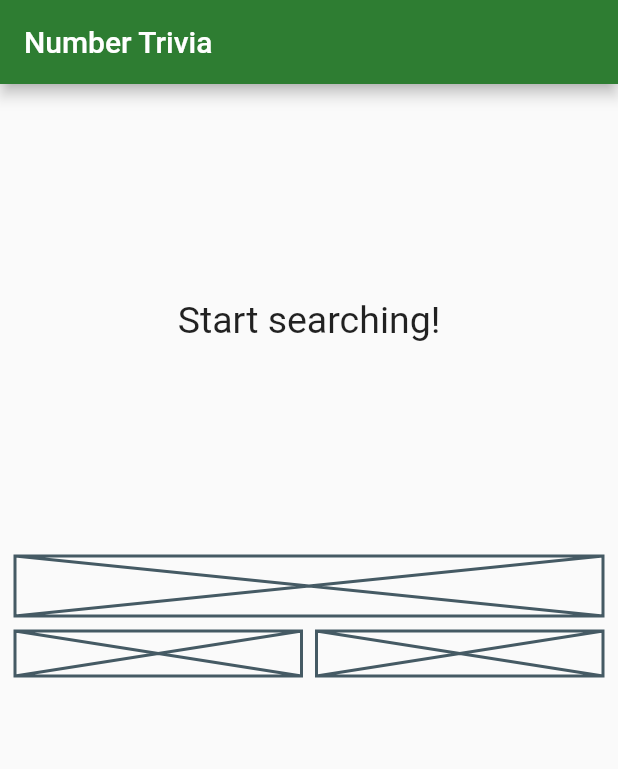
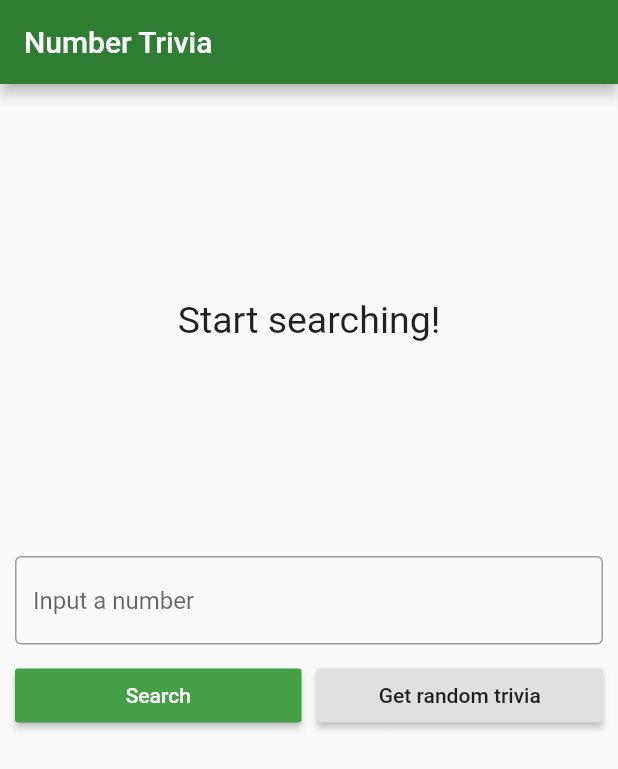
Before and after one commit to piotrek1543/numbers_clean_tdd, a Flutter app: the screen it shows after launch, on a phone screen of 412 x 824 dp. Shown: the top 769 px of the screen. Run offline on Flutter 3.47's test engine with Material 2 defaults, Android fonts, the phone set to English and light mode, and no system bars; our stand-ins replace bloc, dartz, data_connection_checker, equatable, flutter_bloc, get_it and 1 more.

Commit message:
Update number_trivia_page.dart.

```diff
--- a/lib/features/number_trivia/presentation/pages/number_trivia_page.dart
+++ b/lib/features/number_trivia/presentation/pages/number_trivia_page.dart
@@ -1,6 +1,7 @@
 import 'package:flutter/material.dart';
 import 'package:flutter_bloc/flutter_bloc.dart';
 import 'package:number_trivia/features/number_trivia/presentation/bloc/number_trivia_bloc.dart';
+import 'package:number_trivia/features/number_trivia/presentation/widgets/trivia_controls.dart';
 import 'package:number_trivia/features/number_trivia/presentation/widgets/widgets.dart';
 import 'package:number_trivia/injection_container.dart';
 
@@ -17,7 +18,7 @@ class NumberTriviaPage extends StatelessWidget {
 
   BlocProvider<NumberTriviaBloc> _buildBody(BuildContext context) {
     return BlocProvider(
-      builder: (_) => sl<NumberTriviaBloc>(),
+      create: (_) => sl<NumberTriviaBloc>(),
       child: Center(
         child: Padding(
           padding: const EdgeInsets.all(10),
@@ -34,9 +35,7 @@ class NumberTriviaPage extends StatelessWidget {
                   } else if (state is Loading) {
                     return LoadingWidget();
                   } else if (state is Loaded) {
-                    return TriviaDisplay(
-                      numberTrivia: state.trivia,
-                    );
+                    return TriviaDisplay(numberTrivia: state.trivia);
                   } else if (state is Error) {
                     return MessageDisplay(
                       message: state.message,
@@ -46,26 +45,7 @@ class NumberTriviaPage extends StatelessWidget {
               ),
               SizedBox(height: 20),
               // Bottom half
-              Column(
-                children: <Widget>[
-                  // TextField
-                  Placeholder(fallbackHeight: 40),
-                  SizedBox(height: 10),
-                  Row(
-                    children: <Widget>[
-                      Expanded(
-                        // Search concrete button
-                        child: Placeholder(fallbackHeight: 30),
-                      ),
-                      SizedBox(width: 10),
-                      Expanded(
-                        // Random button
-                        child: Placeholder(fallbackHeight: 30),
-                      )
-                    ],
-                  )
-                ],
-              )
+              TriviaControls()
             ],
           ),
         ),
```
